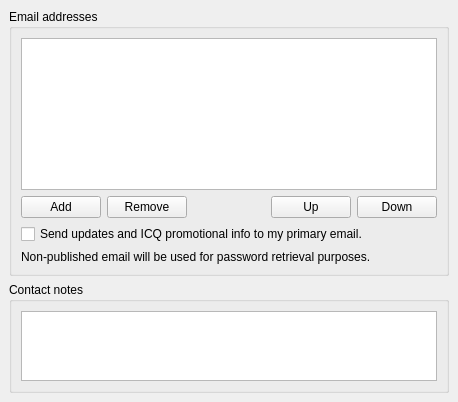
This is protocols/oscar/icq/ui/icqotherinfowidget.ui in KDE/kopete as Qt 5 draws it before an edit. The edited form follows.
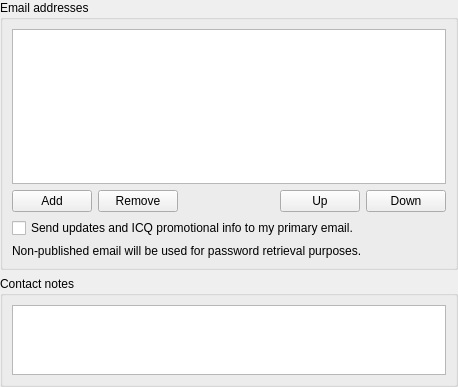
This is the edited form.

Patch:
```diff
--- a/protocols/oscar/icq/ui/icqotherinfowidget.ui
+++ b/protocols/oscar/icq/ui/icqotherinfowidget.ui
@@ -6,15 +6,21 @@
     <x>0</x>
     <y>0</y>
     <width>458</width>
-    <height>402</height>
+    <height>387</height>
    </rect>
   </property>
   <layout class="QVBoxLayout" >
-   <property name="margin" >
-    <number>9</number>
+   <property name="leftMargin" >
+    <number>0</number>
    </property>
-   <property name="spacing" >
-    <number>6</number>
+   <property name="topMargin" >
+    <number>0</number>
+   </property>
+   <property name="rightMargin" >
+    <number>0</number>
+   </property>
+   <property name="bottomMargin" >
+    <number>0</number>
    </property>
    <item>
     <widget class="QGroupBox" name="groupBox" >
@@ -130,8 +136,8 @@
      </property>
      <property name="sizeHint" >
       <size>
-       <width>21</width>
-       <height>16</height>
+       <width>440</width>
+       <height>0</height>
       </size>
      </property>
     </spacer>
```
Left out of the diff: 45 changed lines with no effect on the pictures.
